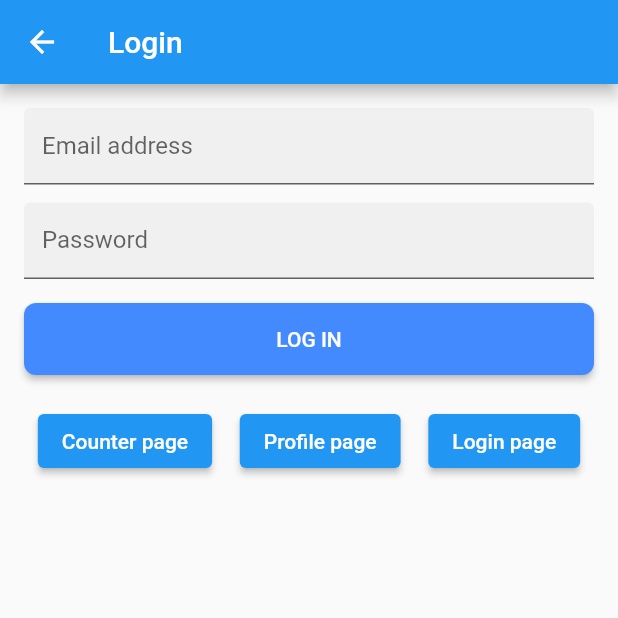
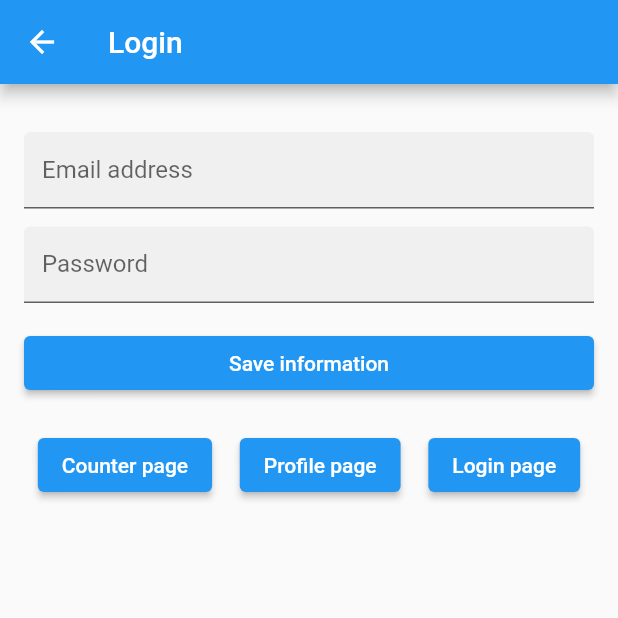
Before and after one commit to mentoster/flutter_getx_hive_template, a Flutter app: the LoginPage screen opened by its route, on a phone screen of 412 x 824 dp, the top half of it. Run offline on Flutter 3.47's test engine with Material 2 defaults, Android fonts, the light colour scheme and no system bars; our stand-ins replace get, hive, hive_flutter; accounts and stored records are empty.

Commit message:
finish login page

```diff
--- a/lib/app/bindings/home_binding.dart
+++ b/lib/app/bindings/home_binding.dart
@@ -1,5 +1,6 @@
 
 import 'package:get/get.dart';
+
 import '../controllers/home_controller.dart';
 
 
--- a/lib/app/controllers/info_controller.dart
+++ b/lib/app/controllers/info_controller.dart
@@ -1,6 +1,6 @@
-import 'package:flutter_getx_hive_template/app/data/models/user_model.dart';
-import 'package:flutter_getx_hive_template/app/data/services/fake_api_service/fake_api_repository.dart';
-import 'package:flutter_getx_hive_template/app/routes/app_pages.dart';
+import '../data/models/user_model.dart';
+import '../data/services/fake_api_service/fake_api_repository.dart';
+import '../routes/app_pages.dart';
 import 'package:get/get.dart';
 import 'package:logging/logging.dart';
 
--- a/lib/app/controllers/login_controller.dart
+++ b/lib/app/controllers/login_controller.dart
@@ -1,6 +1,39 @@
+import 'package:get/get.dart';
+import 'package:hive_flutter/hive_flutter.dart';
+import 'package:logging/logging.dart';
 
-import 'package:get/get.dart';
+import '../data/models/login_model.dart';
 
 class LoginController extends GetxController {
+  final log = Logger('LoginController');
 
+  var loginModel = LoginModel().obs;
+  var registred = false.obs;
+  late Box<dynamic> loginBox;
+  late Box<dynamic> appSettinsBox;
+
+  @override
+  void onInit() async {
+    // init box
+    loginBox = await Hive.openBox('loginBox');
+    appSettinsBox = await Hive.openBox('appSettingsBox');
+    loadLogin();
+    super.onInit();
+  }
+
+  void saveLogin(LoginModel lm) async {
+    loginModel.value = lm;
+    loginBox.put("userLogin", loginModel.value);
+    loginModel.value.save();
+  }
+
+  void loadLogin() {
+    if (loginBox.get("userLogin") == null) {
+      registred.value = false;
+    } else {
+      loginModel.value = loginBox.get("userLogin");
+      registred.value = true;
+    }
+    appSettinsBox.put("registred", registred.value);
+  }
 }
--- /dev/null
+++ b/lib/app/data/models/login_model.dart
@@ -0,0 +1,20 @@
+import 'package:hive/hive.dart';
+import 'package:flutter_getx_hive_template/hive_helper/hive_types.dart';
+import 'package:flutter_getx_hive_template/hive_helper/hive_adapters.dart';
+import 'package:flutter_getx_hive_template/hive_helper/fields/login_model_fields.dart';
+
+
+part 'login_model.g.dart';
+
+
+@HiveType(typeId: HiveTypes.loginModel, adapterName: HiveAdapters.loginModel)
+class LoginModel extends HiveObject{
+	@HiveField(LoginModelFields.email)
+  final String? email;
+	@HiveField(LoginModelFields.password)
+  final String? password;
+  LoginModel({
+    this.email,
+    this.password,
+  });
+}
--- a/lib/app/data/services/fake_api_service/fake_api_provider.dart
+++ b/lib/app/data/services/fake_api_service/fake_api_provider.dart
@@ -1,8 +1,9 @@
 import 'dart:convert';
 
-import 'package:flutter_getx_hive_template/app/data/models/models_generated/user_generated.dart';
 import 'package:get/get.dart';
 import 'package:logging/logging.dart';
+
+import '../../models/models_generated/user_generated.dart';
 
 const baseUrl = "https://api.namefake.com/";
 
--- a/lib/app/data/services/fake_api_service/fake_api_repository.dart
+++ b/lib/app/data/services/fake_api_service/fake_api_repository.dart
@@ -1,7 +1,7 @@
-import 'package:flutter_getx_hive_template/app/data/models/models_generated/user_generated.dart';
-import 'package:flutter_getx_hive_template/app/data/models/user_model.dart';
 import 'package:logging/logging.dart';
 
+import '../../models/models_generated/user_generated.dart';
+import '../../models/user_model.dart';
 import 'fake_api_provider.dart';
 
 class FakeUserRepository {
--- a/lib/app/ui/global_widgets/pages_buttons.dart
+++ b/lib/app/ui/global_widgets/pages_buttons.dart
@@ -1,5 +1,5 @@
 import 'package:flutter/material.dart';
-import 'package:flutter_getx_hive_template/app/routes/app_pages.dart';
+import '../../routes/app_pages.dart';
 import 'package:get/get_core/src/get_main.dart';
 import 'package:get/get_navigation/src/extension_navigation.dart';
 
--- a/lib/app/ui/pages/home_page/home_page.dart
+++ b/lib/app/ui/pages/home_page/home_page.dart
@@ -1,6 +1,6 @@
 import 'package:flutter/material.dart';
-import 'package:flutter_getx_hive_template/app/ui/global_widgets/pages_buttons.dart';
-import 'package:flutter_getx_hive_template/app/ui/theme/app_text_theme.dart';
+import '../../global_widgets/pages_buttons.dart';
+import '../../theme/app_text_theme.dart';
 import 'package:get/get.dart';
 
 import '../../../controllers/home_controller.dart';
--- a/lib/app/ui/pages/login_page/login_page.dart
+++ b/lib/app/ui/pages/login_page/login_page.dart
@@ -1,7 +1,11 @@
 import 'package:flutter/material.dart';
-import 'package:flutter_getx_hive_template/app/ui/global_widgets/pages_buttons.dart';
 import 'package:get/get.dart';
+import 'package:logging/logging.dart';
+
 import '../../../controllers/login_controller.dart';
+import '../../../data/models/login_model.dart';
+import '../../global_widgets/pages_buttons.dart';
+import '../../theme/app_constants.dart';
 
 class LoginPage extends GetView<LoginController> {
   const LoginPage({Key? key}) : super(key: key);
@@ -10,67 +14,92 @@ class LoginPage extends GetView<LoginController> {
   Widget build(BuildContext context) {
     return Scaffold(
         appBar: AppBar(
-          title: Text('Login'),
+          title: const Text('Login'),
         ),
         body: SafeArea(
           minimum: const EdgeInsets.all(16),
-          child: _SignInForm(),
+          child: Column(
+            mainAxisAlignment: MainAxisAlignment.start,
+            crossAxisAlignment: CrossAxisAlignment.start,
+            children: [
+              Obx(() => controller.registred.value == true
+                  ? Column(
+                      mainAxisAlignment: MainAxisAlignment.start,
+                      crossAxisAlignment: CrossAxisAlignment.start,
+                      children: [
+                        const Text("You already in servive!"),
+                        Text("Email: ${controller.loginModel.value.email}"),
+                        Text(
+                            "Password: ${controller.loginModel.value.password}"),
+                      ],
+                    )
+                  : Container()),
+              _SignInForm(),
+              const PagesButtons(),
+            ],
+          ),
         ));
   }
 }
 
 class _SignInForm extends StatefulWidget {
+  final log = Logger('SignInForn');
+  final LoginController _controller = Get.find();
+  final GlobalKey<FormState> _key = GlobalKey<FormState>();
+  final _passwordController = TextEditingController();
+  final _emailController = TextEditingController();
+
   @override
   __SignInFormState createState() => __SignInFormState();
 }
 
 class __SignInFormState extends State<_SignInForm> {
-  final LoginController _controller = Get.find();
-
-  final GlobalKey<FormState> _key = GlobalKey<FormState>();
-  final _passwordController = TextEditingController();
-  final _emailController = TextEditingController();
   bool _autoValidate = false;
-
   @override
   Widget build(BuildContext context) {
     return Form(
-      key: _key,
+      key: widget._key,
       autovalidateMode:
           _autoValidate ? AutovalidateMode.always : AutovalidateMode.disabled,
       child: SingleChildScrollView(
         child: Column(
           crossAxisAlignment: CrossAxisAlignment.stretch,
           children: <Widget>[
+            const SizedBox(
+              height: defaultPadding,
+            ),
             TextFormField(
-              decoration: InputDecoration(
+              decoration: const InputDecoration(
                 labelText: 'Email address',
                 filled: true,
                 isDense: true,
               ),
-              controller: _emailController,
+              controller: widget._emailController,
               keyboardType: TextInputType.emailAddress,
               autocorrect: false,
               validator: (value) {
-                if (value == null) {
+                if (value == null || value.isEmpty) {
                   return 'Email is required.';
+                }
+                if (!value.isEmail) {
+                  return 'Not email';
                 }
                 return null;
               },
             ),
-            SizedBox(
+            const SizedBox(
               height: 12,
             ),
             TextFormField(
-              decoration: InputDecoration(
+              decoration: const InputDecoration(
                 labelText: 'Password',
                 filled: true,
                 isDense: true,
               ),
               obscureText: true,
-              controller: _passwordController,
+              controller: widget._passwordController,
               validator: (value) {
-                if (value == null) {
+                if (value == null || value.isEmpty) {
                   return 'Password is required.';
                 }
                 return null;
@@ -79,18 +108,12 @@ class __SignInFormState extends State<_SignInForm> {
             const SizedBox(
               height: 16,
             ),
-            RaisedButton(
-                color: Theme.of(context).primaryColor,
-                textColor: Colors.white,
-                padding: const EdgeInsets.all(16),
-                shape: new RoundedRectangleBorder(
-                    borderRadius: new BorderRadius.circular(8.0)),
-                child: Text('LOG IN'),
-                onPressed: () {}),
+            ElevatedButton(
+                onPressed: _onLoginButtonPressed,
+                child: const Text('Save information')),
             const SizedBox(
               height: 20,
             ),
-            PagesButtons(),
           ],
         ),
       ),
@@ -98,12 +121,14 @@ class __SignInFormState extends State<_SignInForm> {
   }
 
   _onLoginButtonPressed() {
-    // if (_key.currentState.validate()) {
-    //   _controller.login(_emailController.text, _passwordController.text);
-    // } else {
-    //   setState(() {
-    //     _autoValidate = true;
-    //   });
-    // }
+    if (widget._key.currentState!.validate()) {
+      widget._controller.saveLogin(LoginModel(
+          email: widget._emailController.text,
+          password: widget._passwordController.text));
+    } else {
+      setState(() {
+        _autoValidate = true;
+      });
+    }
   }
 }
--- /dev/null
+++ b/lib/hive_helper/fields/login_model_fields.dart
@@ -0,0 +1,4 @@
+class LoginModelFields {
+	static const int email = 0;
+	static const int password = 1;
+}
--- /dev/null
+++ b/lib/hive_helper/hive_adapters.dart
@@ -0,0 +1,3 @@
+class HiveAdapters {
+	static const String loginModel = 'LoginModelAdapter';
+}
--- /dev/null
+++ b/lib/hive_helper/hive_types.dart
@@ -0,0 +1,3 @@
+class HiveTypes {
+	static const int loginModel = 0;
+}
--- /dev/null
+++ b/lib/hive_helper/register_adapters.dart
@@ -0,0 +1,6 @@
+import 'package:hive/hive.dart';
+import 'package:flutter_getx_hive_template/app/data/models/login_model.dart';
+
+void registerAdapters() {
+	Hive.registerAdapter(LoginModelAdapter());
+}
--- a/pubspec.yaml
+++ b/pubspec.yaml
@@ -21,6 +21,8 @@ dependencies:
   hive_flutter: ^1.1.0
 
 dev_dependencies:
+  hive_generator:
+  build_runner:
   flutter_test:
     sdk: flutter
 
```
Also changed, not shown: lib/app/data/services/init_services.dart (+5 -2 lines), lib/app/routes/app_pages.dart (+13 -4 lines), lib/app/ui/pages/info_page/info_page.dart (+4 -4 lines), lib/main.dart (+6 -1 lines), lib/app/data/models/login_model.g.dart (added), pubspec.lock.
